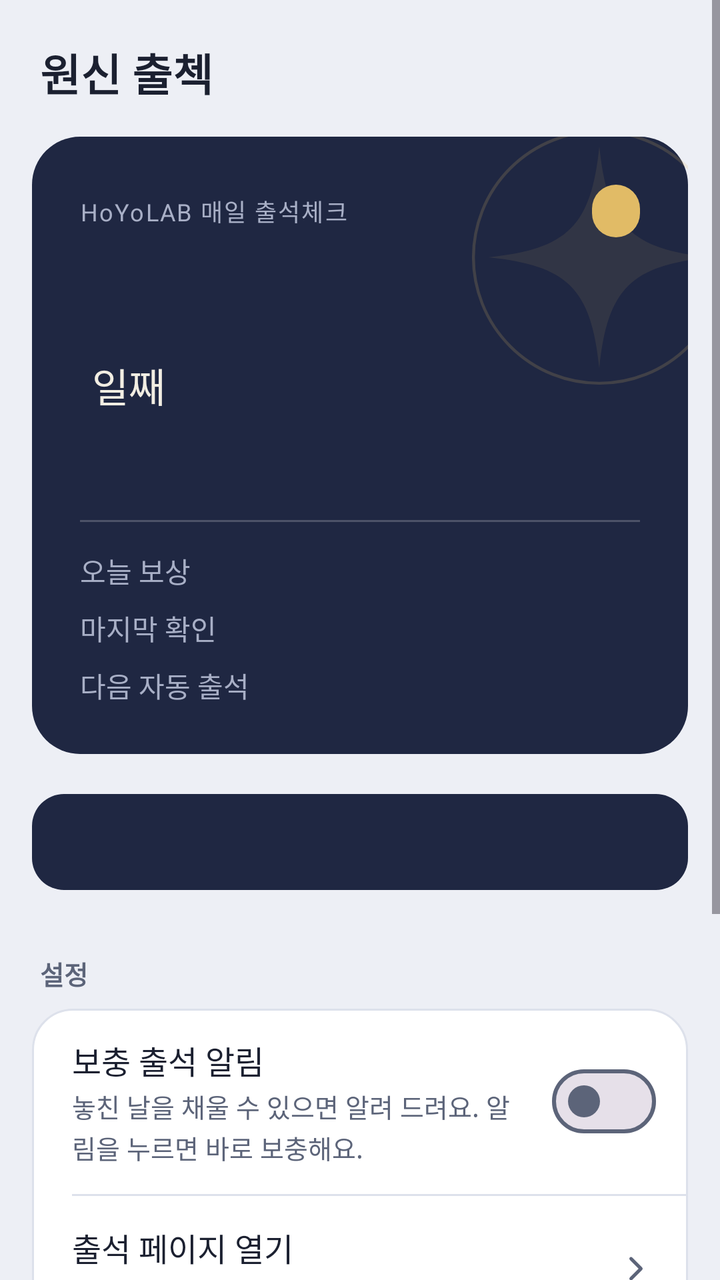
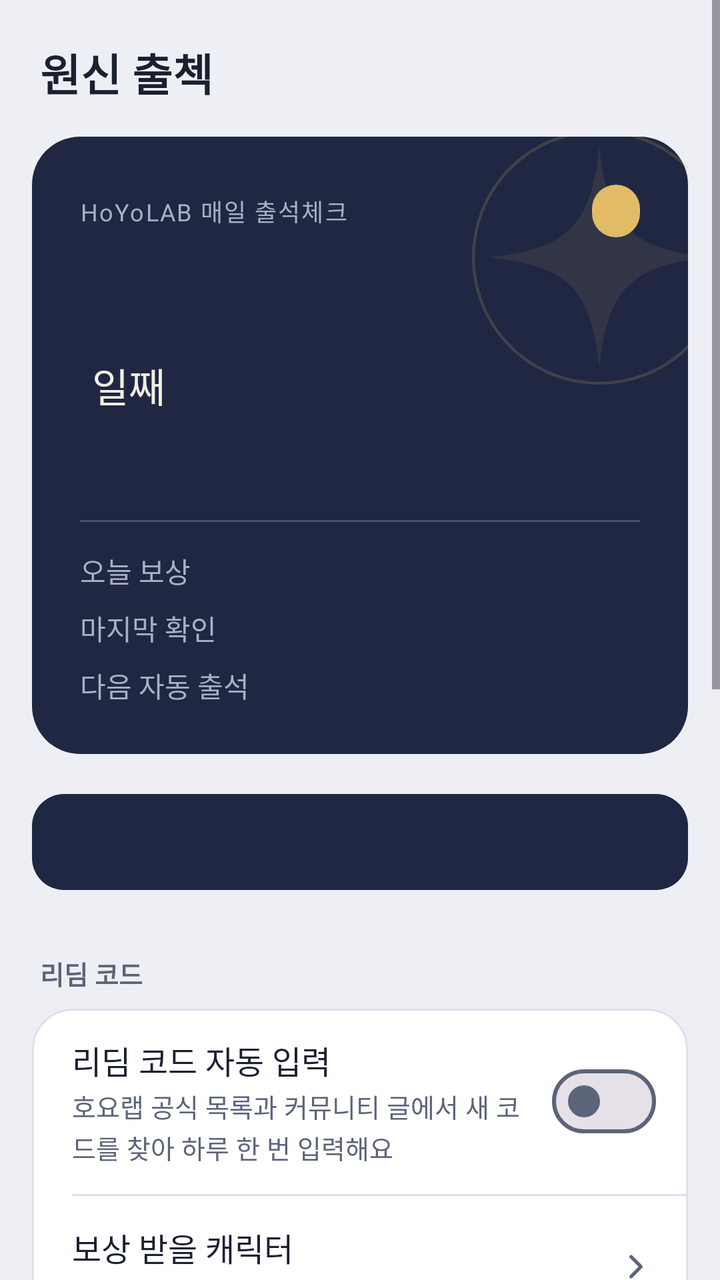

Before-and-after screenshots of an Android layout around one commit, followed by the original layout XML and the change that was made.
<!-- AndroidManifest.xml: application theme Theme.HoyoCheckin -->
<!-- res/layout/activity_main.xml -->
<?xml version="1.0" encoding="utf-8"?>
<ScrollView xmlns:android="http://schemas.android.com/apk/res/android"
    xmlns:app="http://schemas.android.com/apk/res-auto"
    android:id="@+id/scroll"
    android:layout_width="match_parent"
    android:layout_height="match_parent"
    android:background="@color/bg"
    android:clipToPadding="false">

    <LinearLayout
        android:id="@+id/content"
        android:layout_width="match_parent"
        android:layout_height="wrap_content"
        android:orientation="vertical"
        android:paddingStart="16dp"
        android:paddingTop="12dp"
        android:paddingEnd="16dp"
        android:paddingBottom="24dp">

        <TextView
            android:layout_width="wrap_content"
            android:layout_height="wrap_content"
            android:layout_marginStart="4dp"
            android:layout_marginTop="8dp"
            android:text="@string/app_name"
            android:textColor="@color/ink"
            android:textSize="22sp"
            android:textStyle="bold" />

        
        <FrameLayout
            android:layout_width="match_parent"
            android:layout_height="wrap_content"
            android:layout_marginTop="16dp"
            android:id="@+id/heroCard"
            android:background="@drawable/bg_hero">

            <ImageView
                android:layout_width="200dp"
                android:layout_height="200dp"
                android:layout_gravity="top|end"
                android:layout_marginTop="-40dp"
                android:layout_marginEnd="-56dp"
                android:importantForAccessibility="no"
                android:src="@drawable/hero_motif" />

            <LinearLayout
                android:layout_width="match_parent"
                android:layout_height="wrap_content"
                android:orientation="vertical"
                android:padding="24dp">

                <LinearLayout
                    android:layout_width="match_parent"
                    android:layout_height="wrap_content"
                    android:gravity="center_vertical"
                    android:orientation="horizontal">

                    <TextView
                        android:id="@+id/heroEyebrow"
                        style="@style/Text.Eyebrow"
                        android:layout_width="0dp"
                        android:layout_height="wrap_content"
                        android:layout_weight="1"
                        android:text="HoYoLAB 매일 출석체크" />

                    <TextView
                        android:id="@+id/statusChip"
                        android:layout_width="wrap_content"
                        android:layout_height="wrap_content"
                        android:background="@drawable/bg_chip_done"
                        android:paddingHorizontal="12dp"
                        android:paddingVertical="5dp"
                        android:textColor="@color/on_gold"
                        android:textSize="12sp"
                        android:textStyle="bold" />
                </LinearLayout>

                <LinearLayout
                    android:id="@+id/heroDayRow"
                    android:layout_width="wrap_content"
                    android:layout_height="wrap_content"
                    android:layout_marginTop="16dp"
                    android:baselineAligned="true"
                    android:orientation="horizontal">

                    <TextView
                        android:id="@+id/heroDay"
                        android:layout_width="wrap_content"
                        android:layout_height="wrap_content"
                        android:fontFamily="@font/marcellus"
                        android:includeFontPadding="false"
                        android:textColor="@color/gold"
                        android:textSize="72sp" />

                    <TextView
                        android:id="@+id/heroUnit"
                        android:layout_width="wrap_content"
                        android:layout_height="wrap_content"
                        android:layout_marginStart="6dp"
                        android:text="일째"
                        android:textColor="@color/hero_ink"
                        android:textSize="20sp" />
                </LinearLayout>

                <TextView
                    android:id="@+id/heroMonth"
                    android:layout_width="wrap_content"
                    android:layout_height="wrap_content"
                    android:layout_marginTop="2dp"
                    android:textColor="@color/hero_muted"
                    android:textSize="14sp" />

                <LinearLayout
                    android:id="@+id/heroStats"
                    android:layout_width="match_parent"
                    android:layout_height="wrap_content"
                    android:orientation="vertical">

                <View
                    android:layout_width="match_parent"
                    android:layout_height="1dp"
                    android:layout_marginTop="20dp"
                    android:layout_marginBottom="14dp"
                    android:background="@color/hero_line" />

                <LinearLayout
                    android:layout_width="match_parent"
                    android:layout_height="wrap_content"
                    android:orientation="horizontal">

                    <TextView
                        style="@style/Text.HeroLabel"
                        android:layout_width="wrap_content"
                        android:layout_height="wrap_content"
                        android:text="오늘 보상" />

                    <TextView
                        android:id="@+id/heroReward"
                        style="@style/Text.HeroValue"
                        android:layout_width="0dp"
                        android:layout_height="wrap_content"
                        android:layout_marginStart="16dp"
                        android:layout_weight="1" />
                </LinearLayout>

                <LinearLayout
                    android:layout_width="match_parent"
                    android:layout_height="wrap_content"
                    android:layout_marginTop="8dp"
                    android:orientation="horizontal">

                    <TextView
                        style="@style/Text.HeroLabel"
                        android:layout_width="wrap_content"
                        android:layout_height="wrap_content"
                        android:text="마지막 확인" />

                    <TextView
                        android:id="@+id/heroChecked"
                        style="@style/Text.HeroValue"
                        android:layout_width="0dp"
                        android:layout_height="wrap_content"
                        android:layout_marginStart="16dp"
                        android:layout_weight="1"
                        android:fontFeatureSettings="tnum" />
                </LinearLayout>

                </LinearLayout>

                <LinearLayout
                    android:id="@+id/heroNextRow"
                    android:layout_width="match_parent"
                    android:layout_height="wrap_content"
                    android:layout_marginTop="8dp"
                    android:orientation="horizontal">

                    <TextView
                        style="@style/Text.HeroLabel"
                        android:layout_width="wrap_content"
                        android:layout_height="wrap_content"
                        android:text="다음 자동 출석" />

                    <TextView
                        android:id="@+id/heroNext"
                        style="@style/Text.HeroValue"
                        android:layout_width="0dp"
                        android:layout_height="wrap_content"
                        android:layout_marginStart="16dp"
                        android:layout_weight="1"
                        android:fontFeatureSettings="tnum" />
                </LinearLayout>

                <TextView
                    android:id="@+id/heroNote"
                    android:layout_width="match_parent"
                    android:layout_height="wrap_content"
                    android:layout_marginTop="14dp"
                    android:lineSpacingExtra="2dp"
                    android:textColor="@color/gold"
                    android:textSize="13sp"
                    android:visibility="gone" />
            </LinearLayout>
        </FrameLayout>

        <com.google.android.material.button.MaterialButton
            android:id="@+id/primaryButton"
            android:layout_width="match_parent"
            android:layout_height="56dp"
            android:layout_marginTop="16dp"
            android:textSize="16sp"
            app:cornerRadius="16dp" />

        
        <LinearLayout
            android:id="@+id/makeUpCard"
            android:layout_width="match_parent"
            android:layout_height="wrap_content"
            android:layout_marginTop="12dp"
            android:background="@drawable/bg_make_up"
            android:gravity="center_vertical"
            android:orientation="horizontal"
            android:paddingVertical="14dp"
            android:paddingStart="20dp"
            android:paddingEnd="12dp"
            android:visibility="gone">

            <LinearLayout
                android:layout_width="0dp"
                android:layout_height="wrap_content"
                android:layout_weight="1"
                android:orientation="vertical">

                <TextView
                    android:layout_width="wrap_content"
                    android:layout_height="wrap_content"
                    android:text="보충 출석을 할 수 있어요"
                    android:textColor="@color/ink"
                    android:textSize="15sp"
                    android:textStyle="bold" />

                <TextView
                    android:id="@+id/makeUpText"
                    style="@style/Text.RowSub"
                    android:layout_width="wrap_content"
                    android:layout_height="wrap_content"
                    android:layout_marginTop="2dp" />
            </LinearLayout>

            <com.google.android.material.button.MaterialButton
                android:id="@+id/makeUpButton"
                style="@style/Widget.Material3.Button.TextButton"
                android:layout_width="wrap_content"
                android:layout_height="wrap_content"
                android:text="보충하기"
                android:textColor="@color/accent"
                android:textSize="15sp" />
        </LinearLayout>

        <LinearLayout
            android:id="@+id/timingSection"
            android:layout_width="match_parent"
            android:layout_height="wrap_content"
            android:orientation="vertical"
            android:visibility="gone">

            <TextView
                android:layout_width="wrap_content"
                android:layout_height="wrap_content"
                android:layout_marginStart="4dp"
                android:layout_marginTop="28dp"
                android:layout_marginBottom="8dp"
                android:text="제때 출석하려면"
                android:textColor="@color/ink_muted"
                android:textSize="13sp"
                android:textStyle="bold" />

            <LinearLayout
                android:id="@+id/timingGroup"
                android:layout_width="match_parent"
                android:layout_height="wrap_content"
                android:background="@drawable/bg_group"
                android:divider="@drawable/divider_inset"
                android:orientation="vertical"
                android:showDividers="middle">

                <LinearLayout
                    android:id="@+id/rowExactAlarm"
                    style="@style/Row">

                    <LinearLayout
                        android:layout_width="0dp"
                        android:layout_height="wrap_content"
                        android:layout_weight="1"
                        android:orientation="vertical">

                        <TextView
                            style="@style/Text.RowTitle"
                            android:layout_width="wrap_content"
                            android:layout_height="wrap_content"
                            android:text="알람 및 리마인더 허용" />

                        <TextView
                            style="@style/Text.RowSub"
                            android:layout_width="wrap_content"
                            android:layout_height="wrap_content"
                            android:layout_marginTop="2dp"
                            android:text="하루가 바뀐 직후 정확한 시각에 출석해요. 허용하지 않으면 몇 분 늦을 수 있어요." />
                    </LinearLayout>

                    <TextView
                        android:layout_width="wrap_content"
                        android:layout_height="wrap_content"
                        android:layout_marginStart="12dp"
                        android:text="허용"
                        android:textColor="@color/accent"
                        android:textSize="15sp"
                        android:textStyle="bold" />
                </LinearLayout>

                <LinearLayout
                    android:id="@+id/rowBattery"
                    style="@style/Row">

                    <LinearLayout
                        android:layout_width="0dp"
                        android:layout_height="wrap_content"
                        android:layout_weight="1"
                        android:orientation="vertical">

                        <TextView
                            style="@style/Text.RowTitle"
                            android:layout_width="wrap_content"
                            android:layout_height="wrap_content"
                            android:text="배터리 최적화 제외" />

                        <TextView
                            style="@style/Text.RowSub"
                            android:layout_width="wrap_content"
                            android:layout_height="wrap_content"
                            android:layout_marginTop="2dp"
                            android:text="절전 때문에 출석이 밀리거나 빠지지 않게 해요. 폰을 바꾼 뒤에도 다시 확인해 주세요." />
                    </LinearLayout>

                    <TextView
                        android:layout_width="wrap_content"
                        android:layout_height="wrap_content"
                        android:layout_marginStart="12dp"
                        android:text="허용"
                        android:textColor="@color/accent"
                        android:textSize="15sp"
                        android:textStyle="bold" />
                </LinearLayout>
            </LinearLayout>
        </LinearLayout>

        <TextView
            android:layout_width="wrap_content"
            android:layout_height="wrap_content"
            android:layout_marginStart="4dp"
            android:layout_marginTop="28dp"
            android:layout_marginBottom="8dp"
            android:text="설정"
            android:textColor="@color/ink_muted"
            android:textSize="13sp"
            android:textStyle="bold" />

        <LinearLayout
            android:layout_width="match_parent"
            android:layout_height="wrap_content"
            android:id="@+id/settingsGroup"
            android:background="@drawable/bg_group"
            android:divider="@drawable/divider_inset"
            android:orientation="vertical"
            android:showDividers="middle">

            <LinearLayout
                android:id="@+id/rowMakeUpAlerts"
                style="@style/Row">

                <LinearLayout
                    android:layout_width="0dp"
                    android:layout_height="wrap_content"
                    android:layout_weight="1"
                    android:orientation="vertical">

                    <TextView
                        style="@style/Text.RowTitle"
                        android:layout_width="wrap_content"
                        android:layout_height="wrap_content"
                        android:text="보충 출석 알림" />

                    <TextView
                        style="@style/Text.RowSub"
                        android:layout_width="wrap_content"
                        android:layout_height="wrap_content"
                        android:layout_marginTop="2dp"
                        android:text="놓친 날을 채울 수 있으면 알려 드려요. 알림을 누르면 바로 보충해요." />
                </LinearLayout>

                <com.google.android.material.materialswitch.MaterialSwitch
                    android:id="@+id/makeUpSwitch"
                    android:layout_width="wrap_content"
                    android:layout_height="wrap_content"
                    android:layout_marginStart="12dp" />
            </LinearLayout>

            <LinearLayout
                android:id="@+id/rowOpenPage"
                style="@style/Row">

                <LinearLayout
                    android:layout_width="0dp"
                    android:layout_height="wrap_content"
                    android:layout_weight="1"
                    android:orientation="vertical">

                    <TextView
                        style="@style/Text.RowTitle"
                        android:layout_width="wrap_content"
                        android:layout_height="wrap_content"
                        android:text="출석 페이지 열기" />

                    <TextView
                        style="@style/Text.RowSub"
                        android:layout_width="wrap_content"
                        android:layout_height="wrap_content"
                        android:layout_marginTop="2dp"
                        android:text="캡차 때문에 자동 출첵이 막혔을 때 직접 눌러요" />
                </LinearLayout>

                <ImageView
                    android:layout_width="20dp"
                    android:layout_height="20dp"
                    android:importantForAccessibility="no"
                    android:src="@drawable/ic_chevron" />
            </LinearLayout>

            <LinearLayout
                android:id="@+id/rowAccount"
                style="@style/Row">

                <LinearLayout
                    android:layout_width="0dp"
                    android:layout_height="wrap_content"
                    android:layout_weight="1"
                    android:orientation="vertical">

                    <TextView
                        android:id="@+id/accountTitle"
                        style="@style/Text.RowTitle"
                        android:layout_width="wrap_content"
                        android:layout_height="wrap_content" />

                    <TextView
                        android:id="@+id/accountSub"
                        style="@style/Text.RowSub"
                        android:layout_width="wrap_content"
                        android:layout_height="wrap_content"
                        android:layout_marginTop="2dp"
                        android:fontFeatureSettings="tnum" />
                </LinearLayout>

                <ImageView
                    android:layout_width="20dp"
                    android:layout_height="20dp"
                    android:importantForAccessibility="no"
                    android:src="@drawable/ic_chevron" />
            </LinearLayout>

            <LinearLayout
                android:id="@+id/rowLogout"
                style="@style/Row"
                android:minHeight="56dp">

                <TextView
                    android:layout_width="wrap_content"
                    android:layout_height="wrap_content"
                    android:text="로그아웃"
                    android:textColor="@color/warn"
                    android:textSize="16sp" />
            </LinearLayout>
        </LinearLayout>

        <TextView
            android:layout_width="match_parent"
            android:layout_height="wrap_content"
            android:layout_marginHorizontal="4dp"
            android:layout_marginTop="16dp"
            android:lineSpacingExtra="3dp"
            android:text="호요랩 서버의 날짜가 바뀌는 순간(한국 시간 새벽 1시) 직후에 출석해요. 폰 시계가 틀려도 서버 시각에 맞춰요. 놓치면 6시간마다 다시 확인해요."
            android:textColor="@color/ink_muted"
            android:textSize="12sp" />
    </LinearLayout>
</ScrollView>
<!-- resources referenced by this layout -->
<resources>
  <color name="accent">#8A6420</color>
  <color name="bg">#EDEFF5</color>
  <color name="gold">#E1BB66</color>
  <color name="hero_ink">#F2EEE3</color>
  <color name="hero_line">#33FFFFFF</color>
  <color name="hero_muted">#A8AFC6</color>
  <color name="ink">#1B2030</color>
  <color name="ink_muted">#5C6479</color>
  <color name="on_gold">#2A1F08</color>
  <color name="warn">#B04A2A</color>
  <!-- drawable bg_chip_done (drawable) -->
  <?xml version="1.0" encoding="utf-8"?>
  <shape xmlns:android="http://schemas.android.com/apk/res/android">
      <solid android:color="@color/gold" />
      <corners android:radius="999dp" />
  </shape>
  <!-- drawable bg_group (drawable) -->
  <?xml version="1.0" encoding="utf-8"?>
  <shape xmlns:android="http://schemas.android.com/apk/res/android">
      <solid android:color="@color/surface" />
      <stroke android:width="1dp" android:color="@color/line" />
      <corners android:radius="20dp" />
  </shape>
  <!-- drawable bg_hero (drawable) -->
  <?xml version="1.0" encoding="utf-8"?>
  <shape xmlns:android="http://schemas.android.com/apk/res/android">
      <solid android:color="@color/hero" />
      <corners android:radius="24dp" />
  </shape>
  <!-- drawable bg_make_up (drawable) -->
  <?xml version="1.0" encoding="utf-8"?>
  <shape xmlns:android="http://schemas.android.com/apk/res/android">
      <solid android:color="@color/surface" />
      <stroke android:width="1.5dp" android:color="@color/accent" />
      <corners android:radius="20dp" />
  </shape>
  <!-- drawable divider_inset (drawable) -->
  <?xml version="1.0" encoding="utf-8"?>
  <inset xmlns:android="http://schemas.android.com/apk/res/android" android:insetLeft="20dp">
      <shape>
          <solid android:color="@color/line" />
          <size android:height="1dp" />
      </shape>
  </inset>
  <!-- drawable ic_chevron (drawable) -->
  <?xml version="1.0" encoding="utf-8"?>
  <vector xmlns:android="http://schemas.android.com/apk/res/android"
      android:width="20dp" android:height="20dp"
      android:viewportWidth="24" android:viewportHeight="24">
      <path android:strokeColor="@color/ink_muted" android:strokeWidth="2"
          android:strokeLineCap="round" android:strokeLineJoin="round"
          android:fillColor="#00000000"
          android:pathData="M9,6l6,6l-6,6" />
  </vector>
  <string name="app_name">원신 출첵</string>
  <style name="Text.Eyebrow" parent="">
          <item name="android:textSize">12sp</item>
          <item name="android:letterSpacing">0.06</item>
          <item name="android:textColor">@color/hero_muted</item>
      </style>
  <style name="Text.HeroLabel" parent="">
          <item name="android:textSize">14sp</item>
          <item name="android:textColor">@color/hero_muted</item>
      </style>
  <style name="Text.HeroValue" parent="">
          <item name="android:textSize">14sp</item>
          <item name="android:textColor">@color/hero_ink</item>
          <item name="android:gravity">end</item>
      </style>
  <style name="Text.RowSub" parent="">
          <item name="android:textSize">13sp</item>
          <item name="android:textColor">@color/ink_muted</item>
          <item name="android:lineSpacingExtra">2dp</item>
      </style>
  <style name="Text.RowTitle" parent="">
          <item name="android:textSize">16sp</item>
          <item name="android:textColor">@color/ink</item>
      </style>
  <color name="surface">#FFFFFF</color>
  <color name="line">#DDE1EB</color>
  <color name="hero">#1F2742</color>
  <color name="action">#1F2742</color>
  <color name="on_action">#F2EEE3</color>
  <!-- unchanged entries left out for length: 3 -->
</resources>

<!-- the commit's change to res/layout/activity_main.xml (unified diff, before → after) -->
@@ -360,6 +360,120 @@
             android:layout_marginStart="4dp"
             android:layout_marginTop="28dp"
             android:layout_marginBottom="8dp"
+            android:text="리딤 코드"
+            android:textColor="@color/ink_muted"
+            android:textSize="13sp"
+            android:textStyle="bold" />
+
+        <LinearLayout
+            android:id="@+id/redeemGroup"
+            android:layout_width="match_parent"
+            android:layout_height="wrap_content"
+            android:background="@drawable/bg_group"
+            android:divider="@drawable/divider_inset"
+            android:orientation="vertical"
+            android:showDividers="middle">
+
+            <LinearLayout
+                android:id="@+id/rowRedeem"
+                style="@style/Row">
+
+                <LinearLayout
+                    android:layout_width="0dp"
+                    android:layout_height="wrap_content"
+                    android:layout_weight="1"
+                    android:orientation="vertical">
+
+                    <TextView
+                        style="@style/Text.RowTitle"
+                        android:layout_width="wrap_content"
+                        android:layout_height="wrap_content"
+                        android:text="리딤 코드 자동 입력" />
+
+                    <TextView
+                        style="@style/Text.RowSub"
+                        android:layout_width="wrap_content"
+                        android:layout_height="wrap_content"
+                        android:layout_marginTop="2dp"
+                        android:text="호요랩 공식 목록과 커뮤니티 글에서 새 코드를 찾아 하루 한 번 입력해요" />
+                </LinearLayout>
+
+                <com.google.android.material.materialswitch.MaterialSwitch
+                    android:id="@+id/redeemSwitch"
+                    android:layout_width="wrap_content"
+                    android:layout_height="wrap_content"
+                    android:layout_marginStart="12dp" />
+            </LinearLayout>
+
+            <LinearLayout
+                android:id="@+id/rowRedeemRole"
+                style="@style/Row">
+
+                <LinearLayout
+                    android:layout_width="0dp"
+                    android:layout_height="wrap_content"
+                    android:layout_weight="1"
+                    android:orientation="vertical">
+
+                    <TextView
+                        style="@style/Text.RowTitle"
+                        android:layout_width="wrap_content"
+                        android:layout_height="wrap_content"
+                        android:text="보상 받을 캐릭터" />
+
+                    <TextView
+                        android:id="@+id/redeemRoleSub"
+                        style="@style/Text.RowSub"
+                        android:layout_width="wrap_content"
+                        android:layout_height="wrap_content"
+                        android:layout_marginTop="2dp" />
+                </LinearLayout>
+
+                <ImageView
+                    android:layout_width="20dp"
+                    android:layout_height="20dp"
+                    android:importantForAccessibility="no"
+                    android:src="@drawable/ic_chevron" />
+            </LinearLayout>
+
+            <LinearLayout
+                android:id="@+id/rowRedeemNow"
+                style="@style/Row">
+
+                <LinearLayout
+                    android:layout_width="0dp"
+                    android:layout_height="wrap_content"
+                    android:layout_weight="1"
+                    android:orientation="vertical">
+
+                    <TextView
+                        style="@style/Text.RowTitle"
+                        android:layout_width="wrap_content"
+                        android:layout_height="wrap_content"
+                        android:text="지금 코드 확인" />
+
+                    <TextView
+                        android:id="@+id/redeemSummary"
+                        style="@style/Text.RowSub"
+                        android:layout_width="wrap_content"
+                        android:layout_height="wrap_content"
+                        android:layout_marginTop="2dp" />
+                </LinearLayout>
+
+                <ImageView
+                    android:layout_width="20dp"
+                    android:layout_height="20dp"
+                    android:importantForAccessibility="no"
+                    android:src="@drawable/ic_chevron" />
+            </LinearLayout>
+        </LinearLayout>
+
+        <TextView
+            android:layout_width="wrap_content"
+            android:layout_height="wrap_content"
+            android:layout_marginStart="4dp"
+            android:layout_marginTop="28dp"
+            android:layout_marginBottom="8dp"
             android:text="설정"
             android:textColor="@color/ink_muted"
             android:textSize="13sp"
